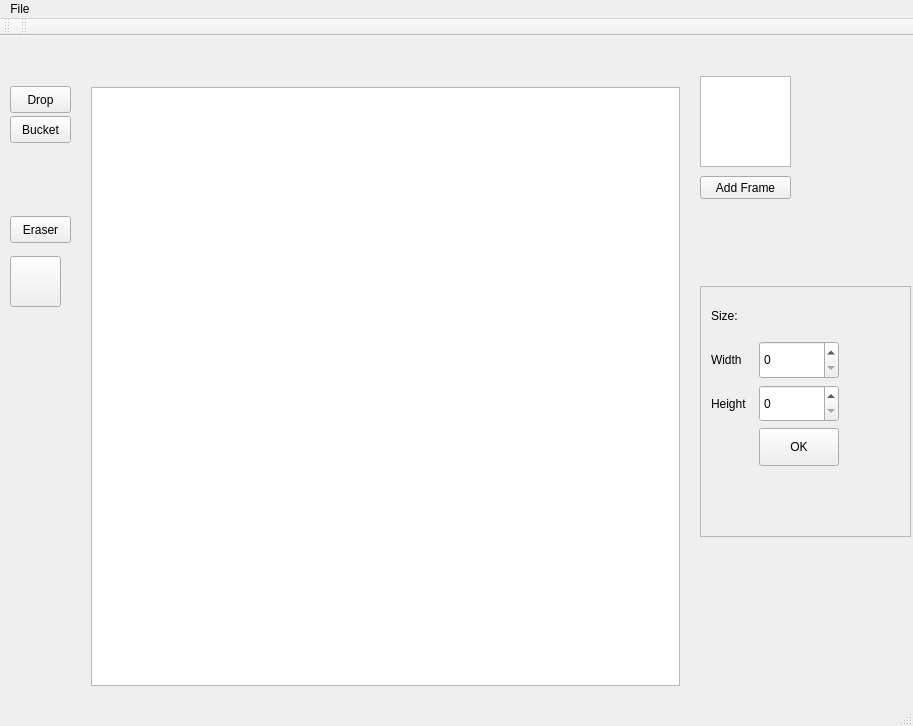
This is spriteview.ui in Mitten25/SpriteEditor as Qt 5 draws it before an edit. The edited form follows.
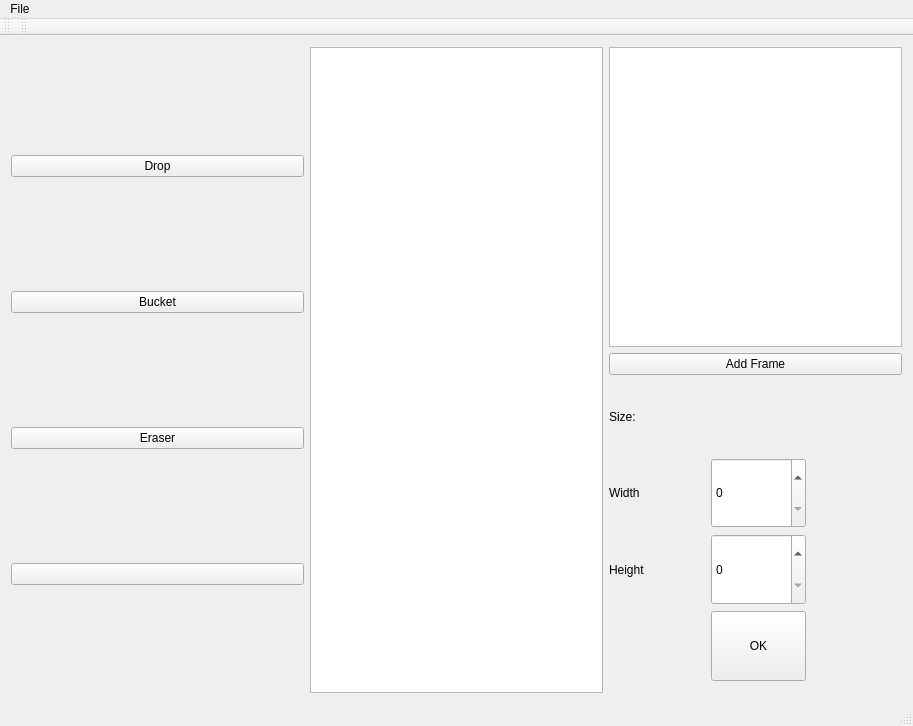
This is the edited form.

Commit message: Added some UI Scaling, still needs some work

```diff
--- a/spriteview.ui
+++ b/spriteview.ui
@@ -96,171 +96,8 @@
      <height>16777215</height>
     </size>
    </property>
-   <widget class="QWidget" name="horizontalLayoutWidget">
-    <property name="geometry">
-     <rect>
-      <x>80</x>
-      <y>40</y>
-      <width>611</width>
-      <height>621</height>
-     </rect>
-    </property>
-    <layout class="QHBoxLayout" name="horizontalLayout">
-     <item>
-      <widget class="QTableWidget" name="tableWidget">
-       <property name="palette">
-        <palette>
-         <active>
-          <colorrole role="Highlight">
-           <brush brushstyle="SolidPattern">
-            <color alpha="0">
-             <red>240</red>
-             <green>119</green>
-             <blue>70</blue>
-            </color>
-           </brush>
-          </colorrole>
-         </active>
-         <inactive>
-          <colorrole role="Highlight">
-           <brush brushstyle="SolidPattern">
-            <color alpha="0">
-             <red>240</red>
-             <green>119</green>
-             <blue>70</blue>
-            </color>
-           </brush>
-          </colorrole>
-         </inactive>
-         <disabled>
-          <colorrole role="Highlight">
-           <brush brushstyle="SolidPattern">
-            <color alpha="255">
-             <red>240</red>
-             <green>240</green>
-             <blue>240</blue>
-            </color>
-           </brush>
-          </colorrole>
-         </disabled>
-        </palette>
-       </property>
-       <property name="rowCount">
-        <number>0</number>
-       </property>
-       <attribute name="horizontalHeaderVisible">
-        <bool>false</bool>
-       </attribute>
-       <attribute name="horizontalHeaderCascadingSectionResizes">
-        <bool>false</bool>
-       </attribute>
-       <attribute name="horizontalHeaderDefaultSectionSize">
-        <number>15</number>
-       </attribute>
-       <attribute name="horizontalHeaderHighlightSections">
-        <bool>false</bool>
-       </attribute>
-       <attribute name="horizontalHeaderMinimumSectionSize">
-        <number>15</number>
-       </attribute>
-       <attribute name="horizontalHeaderShowSortIndicator" stdset="0">
-        <bool>false</bool>
-       </attribute>
-       <attribute name="verticalHeaderVisible">
-        <bool>false</bool>
-       </attribute>
-       <attribute name="verticalHeaderCascadingSectionResizes">
-        <bool>false</bool>
-       </attribute>
-       <attribute name="verticalHeaderDefaultSectionSize">
-        <number>15</number>
-       </attribute>
-       <attribute name="verticalHeaderHighlightSections">
-        <bool>false</bool>
-       </attribute>
-       <attribute name="verticalHeaderMinimumSectionSize">
-        <number>15</number>
-       </attribute>
-      </widget>
-     </item>
-    </layout>
-   </widget>
-   <widget class="QPushButton" name="dropButton">
-    <property name="geometry">
-     <rect>
-      <x>10</x>
-      <y>50</y>
-      <width>61</width>
-      <height>27</height>
-     </rect>
-    </property>
-    <property name="text">
-     <string>Drop</string>
-    </property>
-   </widget>
-   <widget class="QPushButton" name="eraseButton">
-    <property name="geometry">
-     <rect>
-      <x>10</x>
-      <y>180</y>
-      <width>61</width>
-      <height>27</height>
-     </rect>
-    </property>
-    <property name="text">
-     <string>Eraser</string>
-    </property>
-   </widget>
-   <widget class="QPushButton" name="bucketButton">
-    <property name="geometry">
-     <rect>
-      <x>10</x>
-      <y>80</y>
-      <width>61</width>
-      <height>27</height>
-     </rect>
-    </property>
-    <property name="text">
-     <string>Bucket</string>
-    </property>
-   </widget>
-   <widget class="QPushButton" name="colorButton">
-    <property name="geometry">
-     <rect>
-      <x>10</x>
-      <y>220</y>
-      <width>51</width>
-      <height>51</height>
-     </rect>
-    </property>
-    <property name="text">
-     <string/>
-    </property>
-   </widget>
-   <widget class="QFrame" name="frame">
-    <property name="geometry">
-     <rect>
-      <x>700</x>
-      <y>250</y>
-      <width>211</width>
-      <height>251</height>
-     </rect>
-    </property>
-    <property name="frameShape">
-     <enum>QFrame::StyledPanel</enum>
-    </property>
-    <property name="frameShadow">
-     <enum>QFrame::Raised</enum>
-    </property>
-    <widget class="QWidget" name="gridLayoutWidget">
-     <property name="geometry">
-      <rect>
-       <x>0</x>
-       <y>0</y>
-       <width>191</width>
-       <height>191</height>
-      </rect>
-     </property>
+   <layout class="QGridLayout" name="gridLayout_2">
+    <item row="2" column="2">
      <layout class="QGridLayout" name="gridLayout">
       <item row="0" column="0">
        <widget class="QLabel" name="sizeLabel">
@@ -361,31 +198,165 @@
        </spacer>
       </item>
      </layout>
-    </widget>
-   </widget>
-   <widget class="QTableWidget" name="framesTable">
-    <property name="geometry">
-     <rect>
-      <x>700</x>
-      <y>40</y>
-      <width>91</width>
-      <height>91</height>
-     </rect>
-    </property>
-   </widget>
-   <widget class="QPushButton" name="addFrameButton">
-    <property name="geometry">
-     <rect>
-      <x>700</x>
-      <y>140</y>
-      <width>91</width>
-      <height>23</height>
-     </rect>
-    </property>
-    <property name="text">
-     <string>Add Frame</string>
-    </property>
-   </widget>
+    </item>
+    <item row="0" column="0" rowspan="5">
+     <layout class="QVBoxLayout" name="verticalLayout">
+      <item>
+       <widget class="QPushButton" name="dropButton">
+        <property name="sizePolicy">
+         <sizepolicy hsizetype="MinimumExpanding" vsizetype="Fixed">
+          <horstretch>0</horstretch>
+          <verstretch>0</verstretch>
+         </sizepolicy>
+        </property>
+        <property name="text">
+         <string>Drop</string>
+        </property>
+       </widget>
+      </item>
+      <item>
+       <widget class="QPushButton" name="bucketButton">
+        <property name="sizePolicy">
+         <sizepolicy hsizetype="MinimumExpanding" vsizetype="Fixed">
+          <horstretch>0</horstretch>
+          <verstretch>0</verstretch>
+         </sizepolicy>
+        </property>
+        <property name="text">
+         <string>Bucket</string>
+        </property>
+       </widget>
+      </item>
+      <item>
+       <widget class="QPushButton" name="eraseButton">
+        <property name="sizePolicy">
+         <sizepolicy hsizetype="MinimumExpanding" vsizetype="Fixed">
+          <horstretch>0</horstretch>
+          <verstretch>0</verstretch>
+         </sizepolicy>
+        </property>
+        <property name="text">
+         <string>Eraser</string>
+        </property>
+       </widget>
+      </item>
+      <item>
+       <widget class="QPushButton" name="colorButton">
+        <property name="sizePolicy">
+         <sizepolicy hsizetype="MinimumExpanding" vsizetype="Fixed">
+          <horstretch>0</horstretch>
+          <verstretch>0</verstretch>
+         </sizepolicy>
+        </property>
+        <property name="text">
+         <string/>
+        </property>
+       </widget>
+      </item>
+     </layout>
+    </item>
+    <item row="0" column="1" rowspan="5">
+     <layout class="QHBoxLayout" name="horizontalLayout">
+      <item>
+       <widget class="QTableWidget" name="tableWidget">
+        <property name="palette">
+         <palette>
+          <active>
+           <colorrole role="Highlight">
+            <brush brushstyle="SolidPattern">
+             <color alpha="0">
+              <red>240</red>
+              <green>119</green>
+              <blue>70</blue>
+             </color>
+            </brush>
+           </colorrole>
+          </active>
+          <inactive>
+           <colorrole role="Highlight">
+            <brush brushstyle="SolidPattern">
+             <color alpha="0">
+              <red>240</red>
+              <green>119</green>
+              <blue>70</blue>
+             </color>
+            </brush>
+           </colorrole>
+          </inactive>
+          <disabled>
+           <colorrole role="Highlight">
+            <brush brushstyle="SolidPattern">
+             <color alpha="255">
+              <red>240</red>
+              <green>240</green>
+              <blue>240</blue>
+             </color>
+            </brush>
+           </colorrole>
+          </disabled>
+         </palette>
+        </property>
+        <property name="rowCount">
+         <number>0</number>
+        </property>
+        <attribute name="horizontalHeaderVisible">
+         <bool>false</bool>
+        </attribute>
+        <attribute name="horizontalHeaderCascadingSectionResizes">
+         <bool>false</bool>
+        </attribute>
+        <attribute name="horizontalHeaderDefaultSectionSize">
+         <number>15</number>
+        </attribute>
+        <attribute name="horizontalHeaderHighlightSections">
+         <bool>false</bool>
+        </attribute>
+        <attribute name="horizontalHeaderMinimumSectionSize">
+         <number>15</number>
+        </attribute>
+        <attribute name="horizontalHeaderShowSortIndicator" stdset="0">
+         <bool>false</bool>
+        </attribute>
+        <attribute name="verticalHeaderVisible">
+         <bool>false</bool>
+        </attribute>
+        <attribute name="verticalHeaderCascadingSectionResizes">
+         <bool>false</bool>
+        </attribute>
+        <attribute name="verticalHeaderDefaultSectionSize">
+         <number>15</number>
+        </attribute>
+        <attribute name="verticalHeaderHighlightSections">
+         <bool>false</bool>
+        </attribute>
+        <attribute name="verticalHeaderMinimumSectionSize">
+         <number>15</number>
+        </attribute>
+       </widget>
+      </item>
+     </layout>
+    </item>
+    <item row="4" column="2">
+     <widget class="QFrame" name="frame">
+      <property name="frameShape">
+       <enum>QFrame::StyledPanel</enum>
+      </property>
+      <property name="frameShadow">
+       <enum>QFrame::Raised</enum>
+      </property>
+     </widget>
+    </item>
+    <item row="0" column="2">
+     <widget class="QTableWidget" name="framesTable"/>
+    </item>
+    <item row="1" column="2">
+     <widget class="QPushButton" name="addFrameButton">
+      <property name="text">
+       <string>Add Frame</string>
+      </property>
+     </widget>
+    </item>
+   </layout>
   </widget>
   <widget class="QMenuBar" name="menuBar">
    <property name="geometry">
```
Left out of the diff: 2 changed lines with no effect on the pictures.
